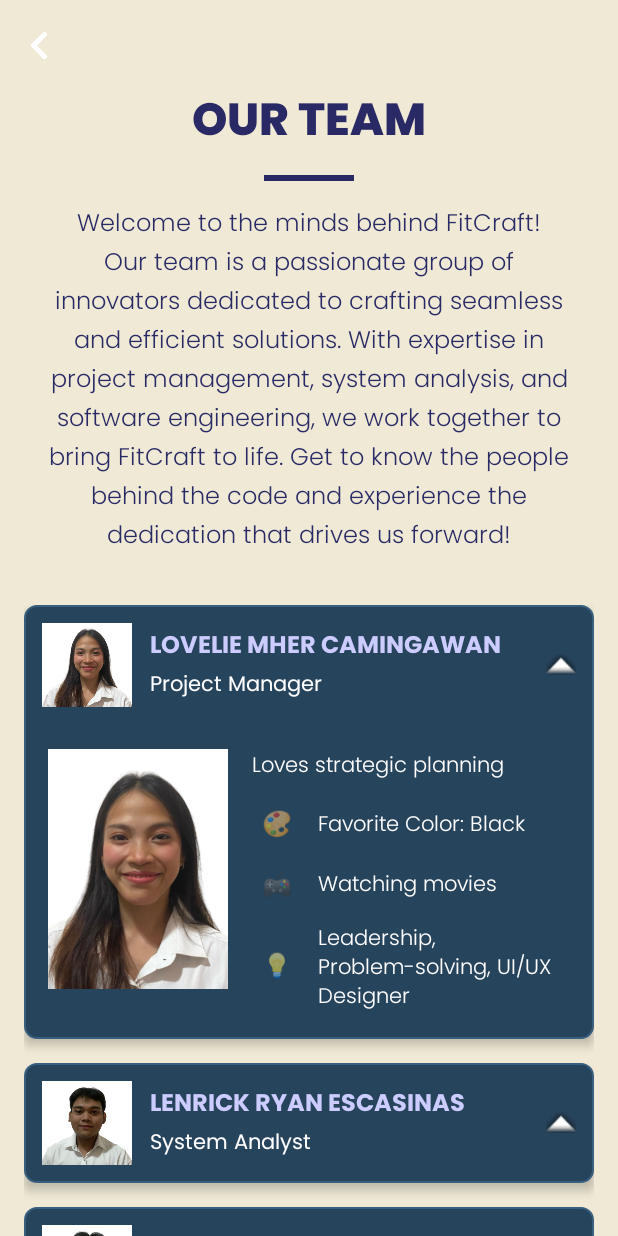
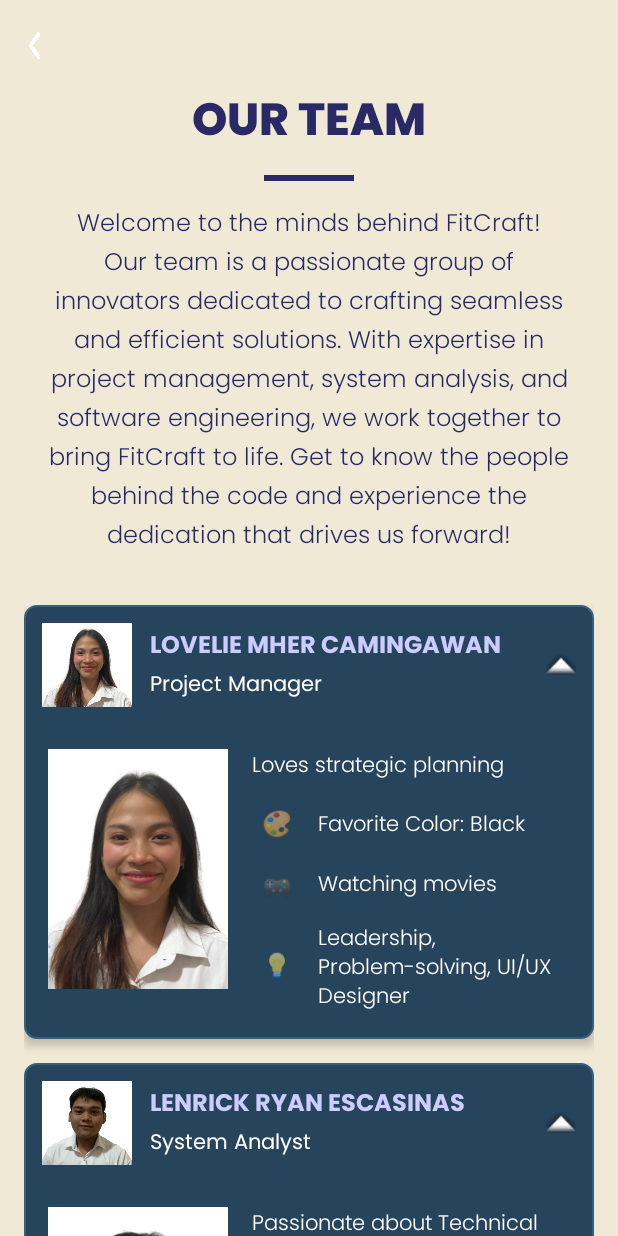
Before and after one commit to sherwinfontanar/Fitcraft, an Android app: the DeveloperPageActivity screen opened directly, with no data from a screen before it, after a tap on "LENRICK RYAN ESCASINAS", on a phone screen of 412 x 824 dp. Run offline under Robolectric (Android 15) with nearby library versions, the phone set to English and light mode, and no system bars; 1 other tap on this screen came first.

```diff
--- a/app/src/main/java/com/example/fitcraft/DeveloperPageActivity.kt
+++ b/app/src/main/java/com/example/fitcraft/DeveloperPageActivity.kt
@@ -1,5 +1,6 @@
 package com.example.fitcraft
 
+import android.annotation.SuppressLint
 import android.app.Activity
 import android.app.AlertDialog
 import android.content.Intent
@@ -17,6 +18,7 @@ import android.widget.LinearLayout
 import android.widget.ScrollView
 
 class DeveloperPageActivity : Activity() {
+    @SuppressLint("SuspiciousIndentation")
     override fun onCreate(savedInstanceState: Bundle?) {
         super.onCreate(savedInstanceState)
         setContentView(R.layout.activity_developer_page)
@@ -25,9 +27,6 @@ class DeveloperPageActivity : Activity() {
 
         val backlanding = findViewById<ImageButton>(R.id.btnBack)
             backlanding.setOnClickListener {
-            Log.e("FitCraft Home", "Back is Clicked")
-
-
             val intent = Intent(this, SettingsActivity::class.java)
             startActivity(intent)
         }
--- a/app/src/main/res/layout/activity_developer_page.xml
+++ b/app/src/main/res/layout/activity_developer_page.xml
@@ -15,7 +15,7 @@
 
         <ImageButton
             android:id="@+id/btnBack"
-            android:layout_width="20dp"
+            android:layout_width="14dp"
             android:layout_height="20dp"
             android:layout_marginStart="16dp"
             android:layout_marginTop="20dp"
@@ -84,43 +84,43 @@
                     android:id="@+id/header_lovelie"
                     android:layout_width="match_parent"
                     android:layout_height="80dp"
+                    android:clickable="true"
+                    android:focusable="true"
                     android:orientation="horizontal"
-                    android:padding="12dp"
-                    android:clickable="true"
-                    android:focusable="true">
+                    android:padding="12dp">
 
                     <ImageView
                         android:layout_width="60dp"
                         android:layout_height="60dp"
-                        android:scaleType="centerCrop"
-                        android:src="@drawable/lovelie"
+                        android:layout_gravity="center_vertical"
                         android:layout_marginEnd="12dp"
                         android:elevation="2dp"
-                        android:layout_gravity="center_vertical" />
+                        android:scaleType="centerCrop"
+                        android:src="@drawable/lovelie" />
 
                     <LinearLayout
                         android:layout_width="0dp"
                         android:layout_height="wrap_content"
+                        android:layout_gravity="center_vertical"
                         android:layout_weight="1"
-                        android:orientation="vertical"
-                        android:layout_gravity="center_vertical">
+                        android:orientation="vertical">
 
                         <TextView
                             android:layout_width="wrap_content"
                             android:layout_height="wrap_content"
+                            android:fontFamily="@font/poppins_bold"
                             android:text="LOVELIE MHER CAMINGAWAN"
-                            android:fontFamily="@font/poppins_bold"
+                            android:textColor="@color/four"
                             android:textSize="16sp"
-                            android:textStyle="bold"
-                            android:textColor="@color/four"/>
+                            android:textStyle="bold" />
 
                         <TextView
                             android:layout_width="wrap_content"
                             android:layout_height="wrap_content"
                             android:fontFamily="@font/poppins_regular"
                             android:text="Project Manager"
-                            android:textSize="14sp"
-                            android:textColor="#FEFEFE"/>
+                            android:textColor="#FEFEFE"
+                            android:textSize="14sp" />
                     </LinearLayout>
 
                     <ImageView
@@ -244,7 +244,7 @@
 
             <LinearLayout
                 android:layout_width="match_parent"
-                android:layout_height="80dp"
+                android:layout_height="wrap_content"
                 android:orientation="vertical"
                 android:background="@drawable/roundedbutton"
                 android:layout_marginBottom="16dp"
@@ -253,7 +253,7 @@
                 <LinearLayout
                     android:id="@+id/header_lenrick"
                     android:layout_width="match_parent"
-                    android:layout_height="wrap_content"
+                    android:layout_height="80dp"
                     android:orientation="horizontal"
                     android:padding="12dp"
                     android:clickable="true"
@@ -413,7 +413,7 @@
 
             <LinearLayout
                 android:layout_width="match_parent"
-                android:layout_height="80dp"
+                android:layout_height="wrap_content"
                 android:orientation="vertical"
                 android:background="@drawable/roundedbutton"
                 android:layout_marginBottom="16dp"
@@ -423,7 +423,7 @@
                 <LinearLayout
                     android:id="@+id/header_sherwin"
                     android:layout_width="match_parent"
-                    android:layout_height="wrap_content"
+                    android:layout_height="80dp"
                     android:clickable="true"
                     android:focusable="true"
                     android:orientation="horizontal"
```
